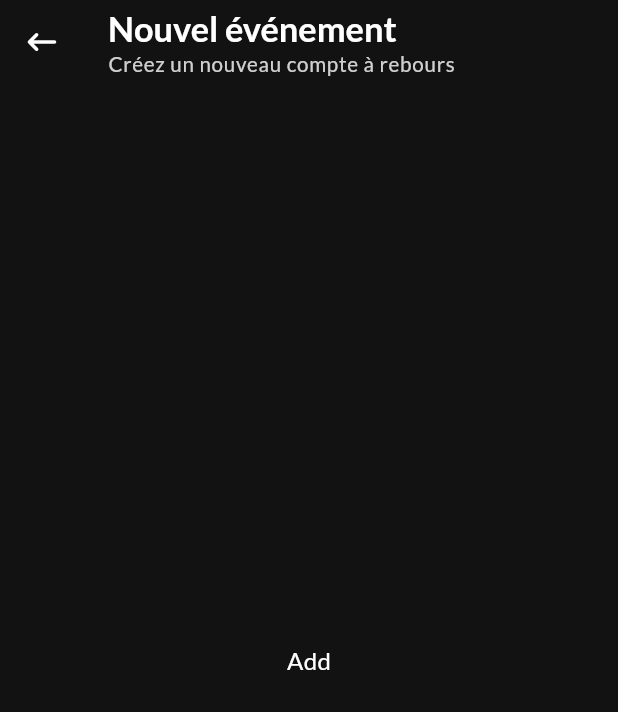
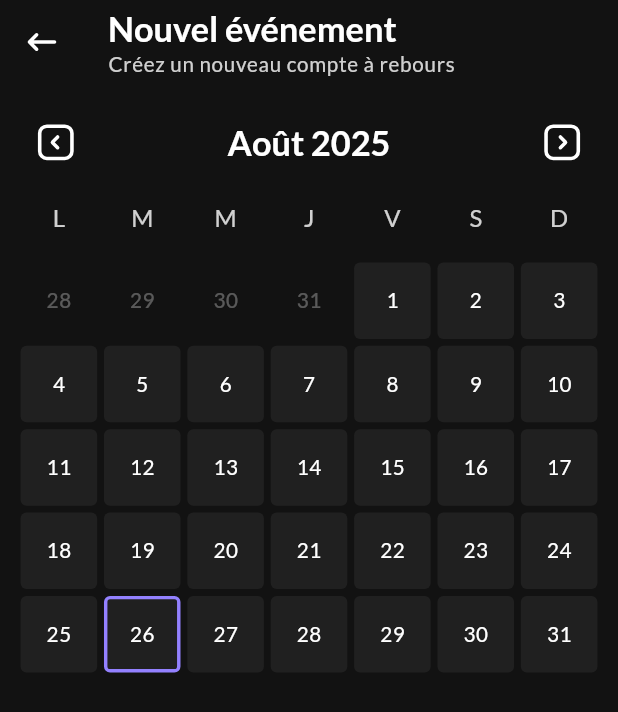
Before and after one commit to thatsdaxdeveloper/daxskills-myapp-kairos, a Flutter app: the ScaffoldControl screen opened by its route, after a tap on an icon or button, on a phone screen of 412 x 824 dp. Shown: the top 712 px of the screen. Run offline on Flutter 3.47's test engine with Material 3 defaults, Android fonts, the phone set to English and light mode, and no system bars; our stand-ins replace flutter_heatmap_calendar, flutter_screenutil, flutter_svg, go_router, google_fonts, smooth_page_indicator.

Commit message:
feat: Ajout du sélecteur de date et internationalisation
Ce commit introduit les éléments suivants :

- **Sélecteur de Date (`date_picker_control.dart`, `add_event_page.dart`)** :
    - Création d'un nouveau widget `DatePickerControl` pour afficher un calendrier personnalisé.
        - Permet la navigation entre les mois.
        - Affiche les jours de la semaine (L, M, M, J, V, S, D).
        - Met en évidence le jour actuel.
        - Permet la sélection de dates futures uniquement.
        - Les dates sélectionnées sont mises en évidence.
    - Intégration de `DatePickerControl` dans la page d'ajout d'événement (`AddEventPage`).
    - Renommage de `add_page.dart` en `add_event_page.dart` et de la classe `AddPage` en `AddEventPage` pour plus de clarté.

- **Internationalisation (`main.dart`)** :
    - Initialisation du support de la localisation française pour les dates (`initializeDateFormatting('fr_FR', null)`).
    - Formatage de l'affichage du mois et de l'année dans l'en-tête du calendrier en français (ex: "Juillet 2024").

- **Assets graphiques** :
    - Ajout de deux nouvelles icônes SVG pour la navigation dans le calendrier :
        - `chevron-left-square-svgrepo-com.svg`
        - `chevron-right-square-svgrepo-com.svg`
    - Mise à jour de `Assets.dart` pour inclure les chemins vers ces nouvelles icônes.

- **Dépendances (`pubspec.yaml`, `pubspec.lock`, `.idea/libraries/Dart_Packages.xml`)** :
    - Ajout des dépendances :
        - `intl: ^0.20.2` pour l'internationalisation.
        - `flutter_heatmap_calendar: ^1.0.5` (bien que le widget personnalisé ait été implémenté, cette dépendance a été ajoutée).
    - Mise à jour de la dépendance `flutter_svg` vers `^2.2.0`.
    - Mise à jour de `pubspec.lock` et des configurations de l'IDE en conséquence.

- **Thème (`theme_app.dart`)** :
    - Définition de `GoogleFonts.lato()` comme police par défaut de l'application.

```diff
--- a/proto_kairos/lib/app_routes.dart
+++ b/proto_kairos/lib/app_routes.dart
@@ -1,14 +1,14 @@
 import 'package:flutter/material.dart';
 import 'package:go_router/go_router.dart';
 import 'package:proto_kairos/controllers/scaffold_control.dart';
-import 'package:proto_kairos/views/pages/acting_pages/add_page.dart';
+import 'package:proto_kairos/views/pages/acting_pages/add_event_page.dart';
 import 'package:proto_kairos/views/pages/onboarding_page.dart';
 
 final appRouter = GoRouter(
   routes: [
     GoRoute(path: '/', builder: (context, state) => OnboardingPage(),),
     GoRoute(path: '/home', pageBuilder: (context, state) => buildFadeTransitionPage(ScaffoldControl()),),
-    GoRoute(path: '/home/add', pageBuilder: (context, state) => buildFadeTransitionPage(AddPage()),),
+    GoRoute(path: '/home/add', pageBuilder: (context, state) => buildFadeTransitionPage(AddEventPage()),),
   ]
 );
 
--- /dev/null
+++ b/proto_kairos/lib/controllers/date_picker_control.dart
@@ -0,0 +1,205 @@
+import 'package:flutter/material.dart';
+import 'package:flutter_heatmap_calendar/flutter_heatmap_calendar.dart';
+import 'package:flutter_screenutil/flutter_screenutil.dart';
+import 'package:intl/intl.dart';
+import 'package:proto_kairos/models/data/generated/assets.dart';
+import 'package:proto_kairos/views/themes/theme_app.dart';
+import 'package:proto_kairos/views/utils/svg_util.dart';
+
+class DatePickerControl extends StatefulWidget {
+  const DatePickerControl({super.key});
+
+  @override
+  State<DatePickerControl> createState() => _DatePickerControlState();
+}
+
+class _DatePickerControlState extends State<DatePickerControl> {
+  final Map<DateTime, int> _events = {};
+  final Map<DateTime, bool> selectedDates = {};
+
+  void _onDateSelected(DateTime date) {
+    setState(() {
+      selectedDates[date] = !(selectedDates[date] ?? false);
+    });
+  }
+
+  @override
+  Widget build(BuildContext context) {
+    final TextTheme textTheme = Theme.of(context).textTheme;
+    final Color primaryColor = Theme.of(context).primaryColor;
+    return CustomCalendar(selectedDates: selectedDates, onDateSelected: _onDateSelected);
+  }
+}
+
+class CustomCalendar extends StatefulWidget {
+  final Function(DateTime)? onDateSelected;
+  final Map<DateTime, bool> selectedDates;
+
+  const CustomCalendar({super.key, this.onDateSelected, required this.selectedDates});
+
+  @override
+  State<CustomCalendar> createState() => _CustomCalendarState();
+}
+
+class _CustomCalendarState extends State<CustomCalendar> {
+  late DateTime _currentMonth;
+  final List<String> _weekDays = ['L', 'M', 'M', 'J', 'V', 'S', 'D'];
+
+  @override
+  void initState() {
+    super.initState();
+    _currentMonth = DateTime.now();
+  }
+
+  List<DateTime> _getDaysInMonth(DateTime month) {
+    var first = DateTime(month.year, month.month, 1);
+    var last = DateTime(month.year, month.month + 1, 0);
+    var days = <DateTime>[];
+
+    // Ajouter les jours vides du mois précédent
+    for (var i = 0; i < first.weekday - 1; i++) {
+      days.add(DateTime(first.year, first.month, 0 - i));
+    }
+    days = days.reversed.toList();
+
+    // Ajouter les jours du mois
+    for (var i = 1; i <= last.day; i++) {
+      days.add(DateTime(month.year, month.month, i));
+    }
+
+    // Ajouter les jours du mois suivant
+    while (days.length % 7 != 0) {
+      days.add(DateTime(last.year, last.month, last.day + (days.length % 7) + 1));
+    }
+
+    return days;
+  }
+
+  @override
+  Widget build(BuildContext context) {
+    final days = _getDaysInMonth(_currentMonth);
+    final primaryColor = Theme.of(context).primaryColor;
+    final textTheme = Theme.of(context).textTheme;
+
+    return Column(
+      children: [
+        // En-tête du mois
+        _buildMonthHeader(),
+        SizedBox(height: 6.h),
+
+        // Jours de la semaine
+        _buildWeekDays(),
+
+        // Jours du mois
+        GridView.builder(
+          shrinkWrap: true,
+          physics: const NeverScrollableScrollPhysics(),
+          gridDelegate: const SliverGridDelegateWithFixedCrossAxisCount(crossAxisCount: 7, childAspectRatio: 1.0),
+          itemCount: days.length,
+          itemBuilder: (context, index) {
+            final date = days[index];
+            final isCurrentMonth = date.month == _currentMonth.month;
+            final isSelected = widget.selectedDates[date] ?? false;
+            final now = DateTime.now();
+            final isToday = date.year == now.year &&
+                          date.month == now.month &&
+                          date.day == now.day;
+
+            return GestureDetector(
+              onTap: () {
+                final now = DateTime.now();
+                final today = DateTime(now.year, now.month, now.day);
+                final selectedDate = DateTime(date.year, date.month, date.day);
+
+                if (isCurrentMonth && !selectedDate.isBefore(today)) {
+                  widget.onDateSelected?.call(date);
+                }
+              },
+              child: Container(
+                margin: EdgeInsets.all(2.w),
+                decoration: BoxDecoration(
+                  border: isToday ? Border.all(color: primaryColor, width: 2.w) : null,
+                  color: isSelected
+                      ? primaryColor
+                      : isCurrentMonth
+                      ? ThemeApp.trueWhite.withValues(alpha: 0.06)
+                      : Colors.transparent,
+                  borderRadius: BorderRadius.circular(4),
+                ),
+                child: Align(
+                  alignment: Alignment.center,
+                  child: Padding(
+                    padding: EdgeInsets.all(4.0.w),
+                    child: Text(
+                      date.day.toString(),
+                      style: textTheme.bodySmall!.copyWith(
+                        fontWeight: isSelected ? FontWeight.bold : FontWeight.normal,
+                        fontSize: isSelected ? 16.sp : 12.sp,
+                        color: isSelected
+                            ? Colors.white
+                            : isCurrentMonth
+                            ? Colors.white
+                            : Colors.white.withValues(alpha: 0.3),
+                      )
+                    ),
+                  ),
+                ),
+              ),
+            );
+          },
+        ),
+      ],
+    );
+  }
+
+  Widget _buildMonthHeader() {
+    final monthYear = DateFormat('MMMM yyyy', 'fr_FR').format(_currentMonth);
+    return Container(
+      margin: EdgeInsets.symmetric(horizontal: 10.w),
+      child: Row(
+        mainAxisAlignment: MainAxisAlignment.spaceBetween,
+        children: [
+          GestureDetector(
+            onTap: () {
+              setState(() {
+                _currentMonth = DateTime(_currentMonth.year, _currentMonth.month - 1);
+              });
+            },
+            child: svgIcon(path: Assets.chevronLeftSquareSvgrepoCom),
+          ),
+
+          Text(
+            "${monthYear[0].toUpperCase()}${monthYear.substring(1)}",
+            style: Theme.of(context).textTheme.headlineMedium,
+          ),
+
+          GestureDetector(
+            onTap: () {
+              setState(() {
+                _currentMonth = DateTime(_currentMonth.year, _currentMonth.month + 1);
+              });
+            },
+            child: svgIcon(path: Assets.chevronRightSquareSvgrepoCom),
+          ),
+        ],
+      ),
+    );
+  }
+
+  Widget _buildWeekDays() {
+    return GridView.builder(
+      shrinkWrap: true,
+      physics: const NeverScrollableScrollPhysics(),
+      gridDelegate: const SliverGridDelegateWithFixedCrossAxisCount(crossAxisCount: 7),
+      itemCount: 7,
+      itemBuilder: (context, index) {
+        return Center(
+          child: Text(
+            _weekDays[index],
+            style: Theme.of(context).textTheme.bodyMedium!.copyWith(color: ThemeApp.trueWhite.withValues(alpha: 0.8)),
+          ),
+        );
+      },
+    );
+  }
+}
--- a/proto_kairos/lib/main.dart
+++ b/proto_kairos/lib/main.dart
@@ -1,13 +1,14 @@
 import 'package:flutter/material.dart';
 import 'package:flutter/services.dart';
 import 'package:flutter_screenutil/flutter_screenutil.dart';
+import 'package:intl/date_symbol_data_local.dart';
 import 'package:proto_kairos/app_routes.dart';
 import 'package:proto_kairos/views/themes/theme_app.dart';
 
-void main() {
+Future<void> main() async {
   WidgetsFlutterBinding.ensureInitialized();
   SystemChrome.setSystemUIOverlayStyle(SystemUiOverlayStyle.light);
-
+  await initializeDateFormatting('fr_FR', null);
   runApp(const MyApp());
 }
 
--- a/proto_kairos/lib/views/pages/acting_pages/add_page.dart
+++ b/proto_kairos/lib/views/pages/acting_pages/add_event_page.dart
@@ -1,10 +1,13 @@
 import 'package:flutter/material.dart';
+import 'package:flutter_heatmap_calendar/flutter_heatmap_calendar.dart';
+import 'package:flutter_screenutil/flutter_screenutil.dart';
 import 'package:go_router/go_router.dart';
+import 'package:proto_kairos/controllers/date_picker_control.dart';
 import 'package:proto_kairos/models/data/generated/assets.dart';
 import 'package:proto_kairos/views/utils/svg_util.dart';
 
-class AddPage extends StatelessWidget {
-  const AddPage({super.key});
+class AddEventPage extends StatelessWidget {
+  const AddEventPage({super.key});
 
   @override
   Widget build(BuildContext context) {
@@ -25,7 +28,19 @@ class AddPage extends StatelessWidget {
           ],
         ),
       ),
-      body: Center(child: Text('Add')),
+      body: Padding(
+        padding: EdgeInsetsGeometry.symmetric(vertical: 20.h, horizontal: 10.w),
+        child: Column(
+          children: [
+            // Champs pour la date
+            DatePickerControl(),
+
+            // Champs pour le titre
+
+            // Bouton de soumission
+          ],
+        ),
+      ),
     );
   }
 }
--- a/proto_kairos/lib/views/themes/theme_app.dart
+++ b/proto_kairos/lib/views/themes/theme_app.dart
@@ -10,6 +10,7 @@ class ThemeApp {
 
   static ThemeData theme() {
     return ThemeData(
+      fontFamily: GoogleFonts.lato().fontFamily,
       useMaterial3: true,
       scaffoldBackgroundColor: eerieBlack,
       primaryColor: tropicalIndigo,
--- a/proto_kairos/pubspec.yaml
+++ b/proto_kairos/pubspec.yaml
@@ -37,9 +37,11 @@ dependencies:
   flutter_native_splash: ^2.4.6
   flutter_screenutil: ^5.9.3
   google_fonts: ^6.3.0
-  flutter_svg: ^2.0.13
+  flutter_svg: ^2.2.0
   smooth_page_indicator: ^1.2.1
   go_router: ^16.2.0
+  intl: ^0.20.2
+  flutter_heatmap_calendar: ^1.0.5
 
 dev_dependencies:
   flutter_test:
```
Also changed, not shown: proto_kairos/assets/icons/chevron-left-square-svgrepo-com.svg (added), proto_kairos/assets/icons/chevron-right-square-svgrepo-com.svg (added), proto_kairos/lib/models/data/generated/assets.dart, proto_kairos/pubspec.lock.
